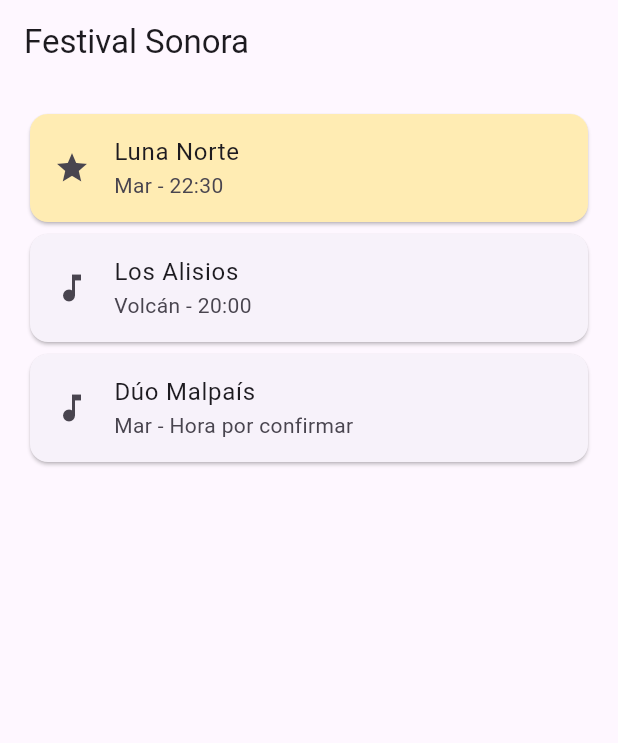
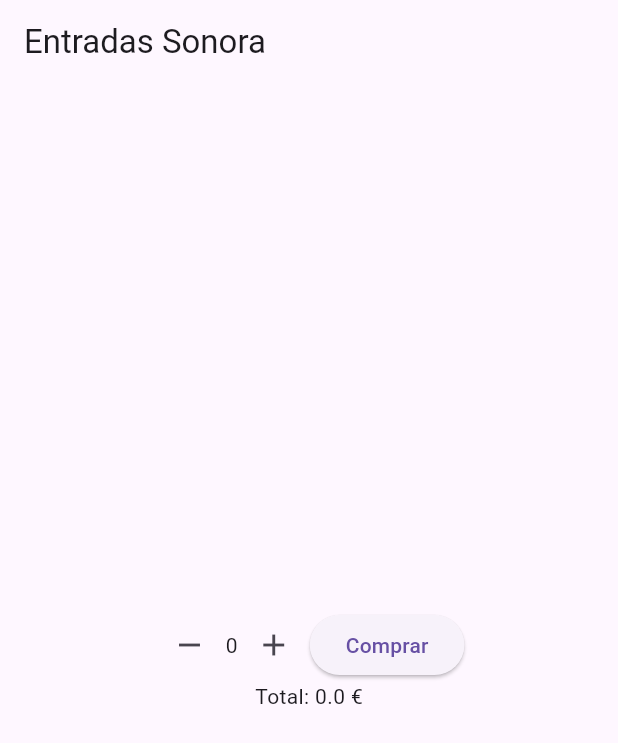
Before and after one commit to somilvd/dad-2dam, a Flutter app: the screen it shows after launch, on a phone screen of 412 x 824 dp. Shown: the top 743 px of the screen. Run offline on Flutter 3.47's test engine with Material 3 defaults, Android fonts, the phone set to English and light mode, and no system bars.

Commit message:
ejercicio subido

```diff
--- a/festival/lib/main.dart
+++ b/festival/lib/main.dart
@@ -1,77 +1,67 @@
-import 'dart:ffi';
-
 import 'package:flutter/material.dart';
 
-void main() => runApp(const FestivalApp());
+void main() => runApp(const MaterialApp(home: PantallaCompra()));
 
-class FestivalApp extends StatelessWidget {
-  const FestivalApp({super.key});
+class PantallaCompra extends StatefulWidget {
+  const PantallaCompra({super.key});
+
+  @override
+  State<PantallaCompra> createState() => _PantallaCompraState();
+}
+
+class _PantallaCompraState extends State<PantallaCompra> {
+  static const double precio = 25;
+  int cantidad = 0;
+  bool comprado = false;
 
   @override
   Widget build(BuildContext context) {
-    return const MaterialApp(home: PantallaCartel());
-  }
-}
-
-class PantallaCartel extends StatelessWidget {
-  const PantallaCartel({super.key});
-
-  @override
-  Widget build(BuildContext context) {
-    const TarjetaArtista(
-      hora: 'Hora por confirmar',
-      destacado: false,
-      nombre: '',
-      escenario: '',
-    );
-
     return Scaffold(
-      appBar: AppBar(title: const Text('Festival Sonora')),
-      body: ListView(
-        padding: const EdgeInsets.all(16),
-        children: [
-          TarjetaArtista(
-            nombre: 'Luna Norte',
-            escenario: 'Mar',
-            hora: '22:30',
-            destacado: true,
-          ),
-          TarjetaArtista(
-            nombre: 'Los Alisios',
-            escenario: 'Volcán',
-            hora: '20:00',
-          ),
-          TarjetaArtista(nombre: 'Dúo Malpaís', escenario: 'Mar'),
-        ],
+      appBar: AppBar(title: const Text('Entradas Sonora')),
+      body: Center(
+        child: Column(
+          mainAxisSize: MainAxisSize.min,
+          children: [
+            SelectorEntradas(cantidad: cantidad, onCambio: (nuevo) {setState(() {
+              cantidad = nuevo;
+            });}, onComprar: () {setState(() {
+              comprado = true;
+            });},),
+            Text('Total: ${cantidad * precio} €'),
+            if (comprado) const Text('¡Entradas compradas!'),
+          ],
+        ),
       ),
     );
   }
 }
 
-class TarjetaArtista extends StatelessWidget {
-  final String nombre;
-  final String escenario;
-  final String hora;
-  final bool destacado;
+class SelectorEntradas extends StatelessWidget {
+  final int cantidad;
+  final Function(int) onCambio;
+  final VoidCallback onComprar;
+  const SelectorEntradas({super.key, required this.cantidad, required this.onCambio, required this.onComprar});
 
-  const TarjetaArtista({
-    super.key,
-    required this.nombre,
-    required this.escenario,
-    this.hora = 'Hora por confirmar',
-    this.destacado = false,
-  });
   @override
   Widget build(BuildContext context) {
-    return Card(
-      color: destacado ? Colors.amber.shade100 : null,
-      child: ListTile(
-        leading: Icon(
-          destacado ? Icons.star : Icons.music_note,
+    return Row(
+      mainAxisSize: MainAxisSize.min,
+      children: [
+        IconButton(
+          icon: const Icon(Icons.remove),
+          onPressed: () {
+            if(cantidad > 0) {
+              onCambio(cantidad - 1);
+            }
+          },
         ),
-        title: Text(nombre),
-        subtitle: Text('$escenario - $hora'),
-      ),
+        Text('$cantidad'),
+        IconButton(
+          icon: const Icon(Icons.add),
+          onPressed: () {onCambio(cantidad + 1);},
+        ),
+        ElevatedButton(onPressed: () {onComprar();}, child: const Text('Comprar')),
+      ],
     );
   }
 }
```
